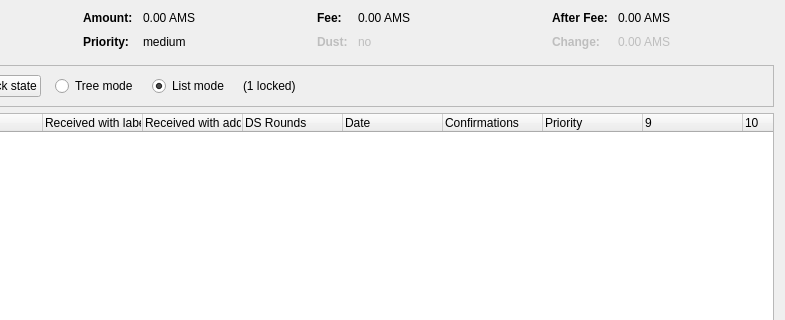
webworker01/Ellerium, file src/qt/forms/coincontroldialog.ui: the form before one commit; both pictures show x 169 to 954 and y 0 to 320 of the 954 by 500 pixel window.
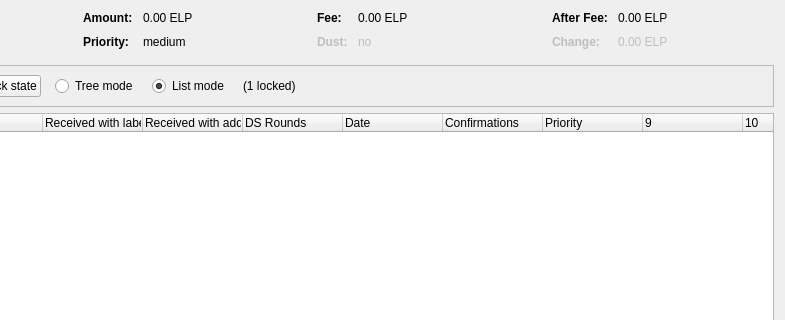
The form after the commit. Custom widgets are drawn as their Qt base class.

```diff
--- a/src/qt/forms/coincontroldialog.ui
+++ b/src/qt/forms/coincontroldialog.ui
@@ -132,7 +132,7 @@
           <enum>Qt::ActionsContextMenu</enum>
          </property>
          <property name="text">
-          <string notr="true">0.00 AMS</string>
+          <string notr="true">0.00 ELP</string>
          </property>
          <property name="textInteractionFlags">
           <set>Qt::LinksAccessibleByMouse|Qt::TextSelectableByKeyboard|Qt::TextSelectableByMouse</set>
@@ -206,7 +206,7 @@
           <enum>Qt::ActionsContextMenu</enum>
          </property>
          <property name="text">
-          <string notr="true">0.00 AMS</string>
+          <string notr="true">0.00 ELP</string>
          </property>
          <property name="textInteractionFlags">
           <set>Qt::LinksAccessibleByMouse|Qt::TextSelectableByKeyboard|Qt::TextSelectableByMouse</set>
@@ -286,7 +286,7 @@
           <enum>Qt::ActionsContextMenu</enum>
          </property>
          <property name="text">
-          <string notr="true">0.00 AMS</string>
+          <string notr="true">0.00 ELP</string>
          </property>
          <property name="textInteractionFlags">
           <set>Qt::LinksAccessibleByMouse|Qt::TextSelectableByKeyboard|Qt::TextSelectableByMouse</set>
@@ -321,7 +321,7 @@
           <enum>Qt::ActionsContextMenu</enum>
          </property>
          <property name="text">
-          <string notr="true">0.00 AMS</string>
+          <string notr="true">0.00 ELP</string>
          </property>
          <property name="textInteractionFlags">
           <set>Qt::LinksAccessibleByMouse|Qt::TextSelectableByKeyboard|Qt::TextSelectableByMouse</set>
```
